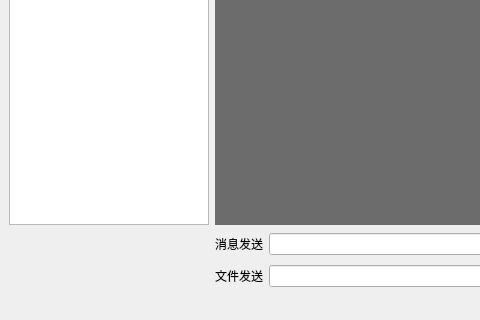
Above: GoTestClient/mainwindow.ui from leehuitao/GoTestServer before the change; both pictures show x 0 to 480 and y 611 to 931 of the 1001 by 931 pixel window. Below: the same form after it.
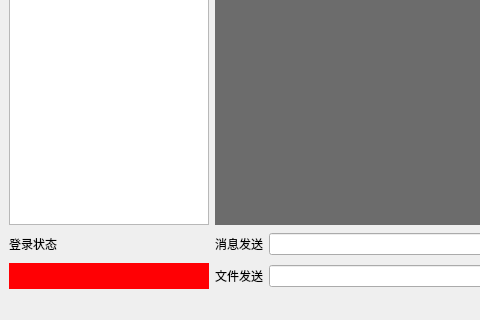
That is the form after the change.

Commit message: 增加登录实现，目前可以登录test用户数据交互已测试

```diff
--- a/GoTestClient/mainwindow.ui
+++ b/GoTestClient/mainwindow.ui
@@ -191,6 +191,23 @@
       </item>
      </layout>
     </item>
+    <item row="3" column="0">
+     <widget class="QLabel" name="login_status_str_lab">
+      <property name="text">
+       <string>登录状态</string>
+      </property>
+     </widget>
+    </item>
+    <item row="4" column="0">
+     <widget class="QLabel" name="login_status_lab">
+      <property name="styleSheet">
+       <string notr="true">background-color: rgb(255, 0, 4);</string>
+      </property>
+      <property name="text">
+       <string/>
+      </property>
+     </widget>
+    </item>
    </layout>
   </widget>
   <widget class="QMenuBar" name="menubar">
```
The commit also changes 16 other files.
